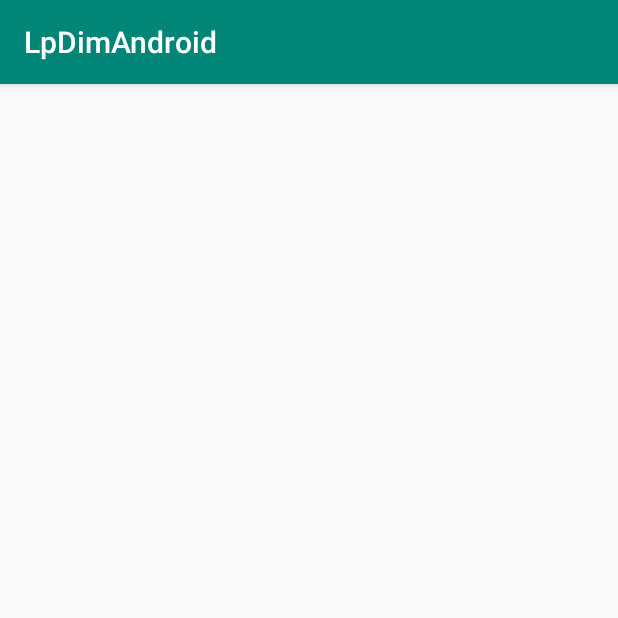
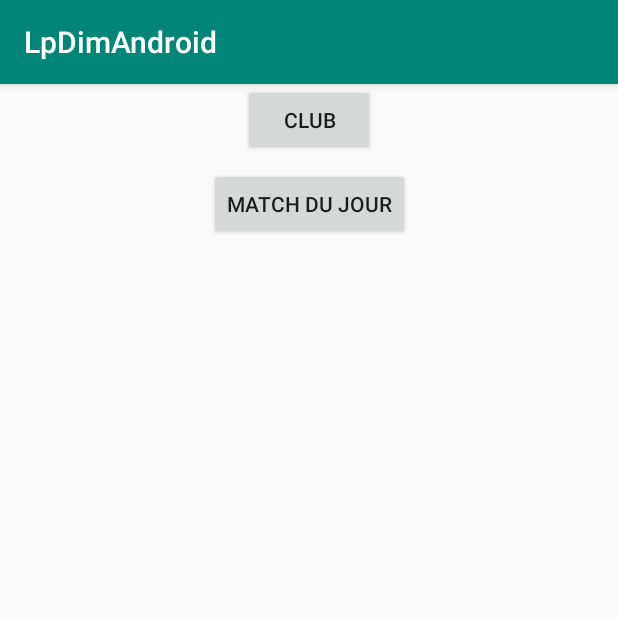
Before and after one commit to SaillyMaxence/AndroidLPDim, an Android app: the LeagueActivity screen opened directly, with no data from a screen before it, on a phone screen of 412 x 824 dp, the top half of it. Run offline under Robolectric (Android 15) with nearby library versions, the phone set to English and light mode, and no system bars.

Commit message:
Ajout bouton club/match

```diff
--- a/app/src/main/java/com/example/lpdimandroid/LeagueActivity.java
+++ b/app/src/main/java/com/example/lpdimandroid/LeagueActivity.java
@@ -9,5 +9,7 @@ public class LeagueActivity extends AppCompatActivity {
     protected void onCreate(Bundle savedInstanceState) {
         super.onCreate(savedInstanceState);
         setContentView(R.layout.activity_league);
+
+
     }
 }
--- a/app/src/main/res/layout/activity_league.xml
+++ b/app/src/main/res/layout/activity_league.xml
@@ -6,4 +6,22 @@
     android:layout_height="match_parent"
     tools:context=".LeagueActivity">
 
+    <Button
+        android:id="@+id/button"
+        android:layout_width="wrap_content"
+        android:layout_height="wrap_content"
+        android:text="Club"
+        app:layout_constraintLeft_toLeftOf="parent"
+        app:layout_constraintRight_toRightOf="parent"
+        app:layout_constraintTop_toTopOf="parent" />
+
+    <Button
+        android:id="@+id/button2"
+        android:layout_width="wrap_content"
+        android:layout_height="wrap_content"
+        android:layout_marginTop="8dp"
+        android:text="Match du jour"
+        app:layout_constraintLeft_toLeftOf="parent"
+        app:layout_constraintRight_toRightOf="parent"
+        app:layout_constraintTop_toBottomOf="@+id/button" />
 </android.support.constraint.ConstraintLayout>
```
